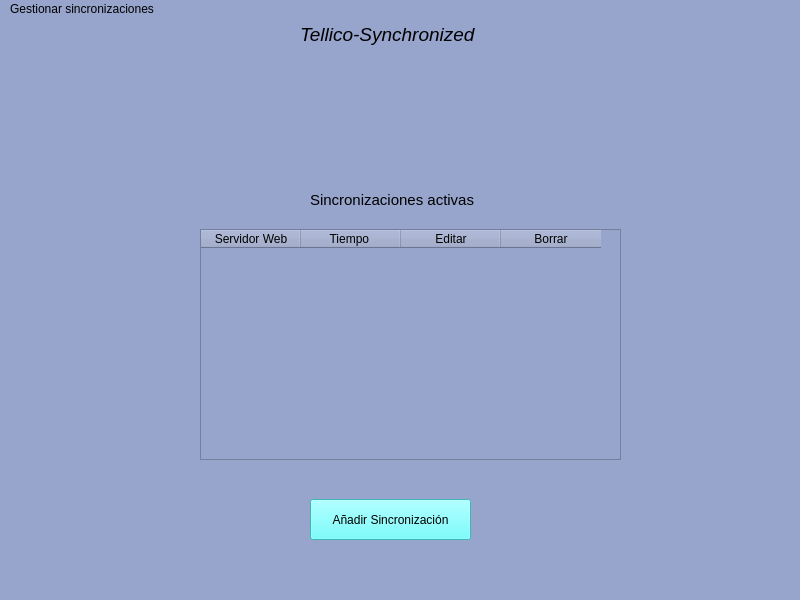
First picture: the form in Capa_presentacion/ventana.ui, repository ncgomez17/Tellico-Synchronized, before the edit.
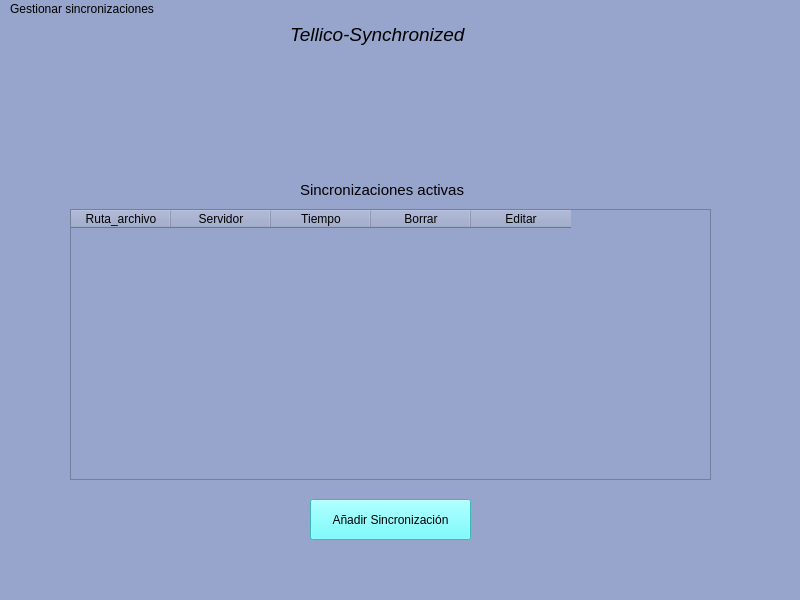
Second picture: the form after the edit. Icons and pictures are not drawn.

Commit message: Arreglado archivo_crontab y realizado listar y borrar de la UI

The edit to the form file:
```diff
--- a/Capa_presentacion/ventana.ui
+++ b/Capa_presentacion/ventana.ui
@@ -75,7 +75,7 @@
    <widget class="QLabel" name="etiqueta1">
     <property name="geometry">
      <rect>
-      <x>300</x>
+      <x>290</x>
       <y>0</y>
       <width>201</width>
       <height>31</height>
@@ -109,8 +109,8 @@
    <widget class="QLabel" name="etiqueta2">
     <property name="geometry">
      <rect>
-      <x>310</x>
-      <y>170</y>
+      <x>300</x>
+      <y>160</y>
       <width>191</width>
       <height>21</height>
      </rect>
@@ -137,7 +137,7 @@
    <widget class="QLabel" name="tellico">
     <property name="geometry">
      <rect>
-      <x>330</x>
+      <x>320</x>
       <y>40</y>
       <width>131</width>
       <height>121</height>
@@ -169,10 +169,10 @@
    <widget class="QTableWidget" name="tablaSincronizaciones">
     <property name="geometry">
      <rect>
-      <x>200</x>
-      <y>210</y>
-      <width>421</width>
-      <height>231</height>
+      <x>70</x>
+      <y>190</y>
+      <width>641</width>
+      <height>271</height>
      </rect>
     </property>
     <property name="sizePolicy">
@@ -189,17 +189,17 @@
     </property>
     <column>
      <property name="text">
-      <string>Servidor Web</string>
+      <string>Ruta_archivo</string>
      </property>
     </column>
     <column>
      <property name="text">
-      <string>Tiempo </string>
+      <string>Servidor</string>
      </property>
     </column>
     <column>
      <property name="text">
-      <string>Editar</string>
+      <string>Tiempo</string>
      </property>
     </column>
     <column>
@@ -207,6 +207,11 @@
       <string>Borrar</string>
      </property>
     </column>
+    <column>
+     <property name="text">
+      <string>Editar</string>
+     </property>
+    </column>
    </widget>
    <zorder>tablaSincronizaciones</zorder>
    <zorder>etiqueta1</zorder>
```
The commit also changes 13 other files.
